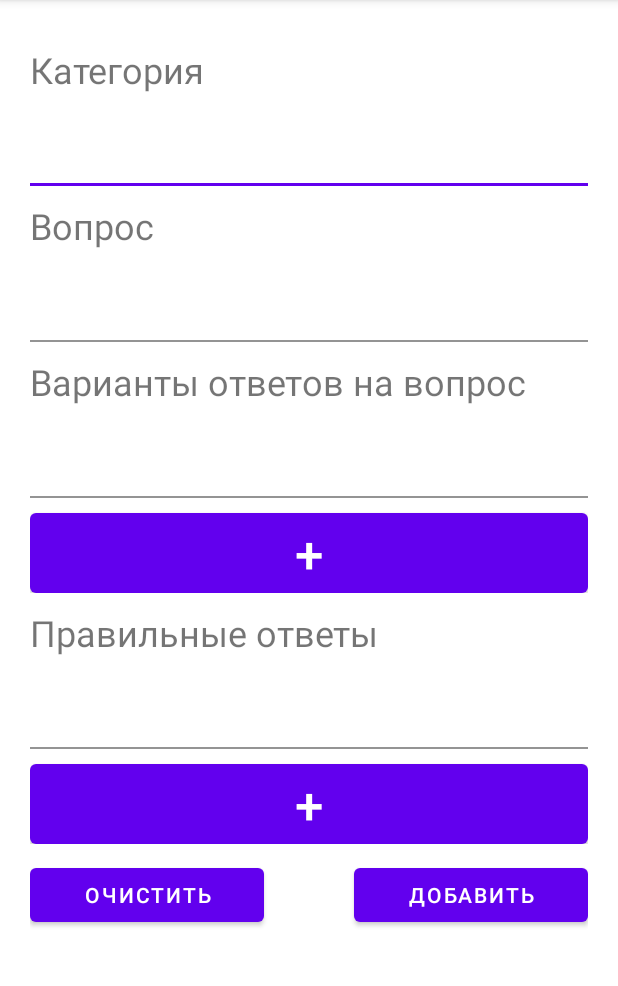
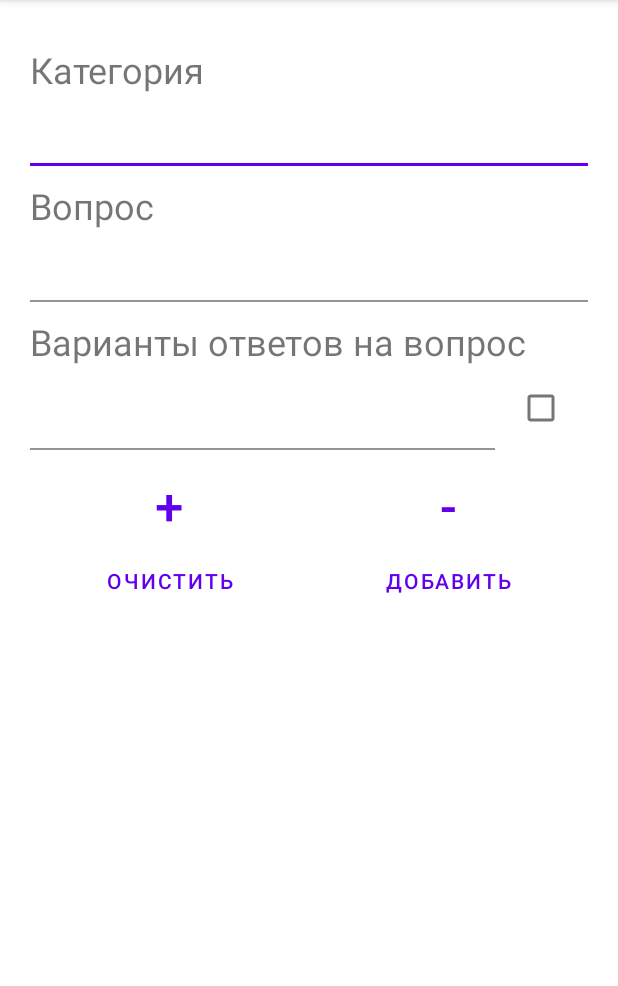
Before and after one commit to larongg/TestApp, an Android app: the fragment AddQuestionsFragment shown on its own in the app's theme, after a tap on "ОЧИСТИТЬ", on a phone screen of 412 x 824 dp, the part 84-1070 px from its top. Run offline under Robolectric (Android 15) with nearby library versions, the phone set to English and light mode, and no system bars.

```diff
--- a/app/src/main/java/com/example/testapp/ui/addquestions/AddQuestionsFragment.kt
+++ b/app/src/main/java/com/example/testapp/ui/addquestions/AddQuestionsFragment.kt
@@ -5,7 +5,6 @@ import android.util.TypedValue
 import android.view.LayoutInflater
 import android.view.View
 import android.view.ViewGroup
-import android.widget.Button
 import android.widget.LinearLayout
 import android.widget.Toast
 import androidx.core.content.ContextCompat
@@ -13,6 +12,7 @@ import androidx.fragment.app.Fragment
 import com.example.testapp.R
 import com.example.testapp.functions.TestApp
 import com.google.android.material.button.MaterialButton
+import com.google.android.material.checkbox.MaterialCheckBox
 import com.google.android.material.textfield.TextInputEditText
 import com.google.android.material.textfield.TextInputLayout
 
@@ -25,27 +25,28 @@ class AddQuestionsFragment : Fragment() {
         val view = inflater.inflate(R.layout.fragment_add_questions, container, false)
         val testApp = TestApp()
 
-        val buttonAdd = view.findViewById<Button>(R.id.add)
-        val buttonClear = view.findViewById<Button>(R.id.clear)
-        val buttonAddOption = view.findViewById<Button>(R.id.add_option)
-        val buttonAddCorrectOption = view.findViewById<Button>(R.id.add_correct_option)
-        val othersOption = view.findViewById<LinearLayout>(R.id.others_options)
-        val othersCorrectOption = view.findViewById<LinearLayout>(R.id.others_correct_options)
+        val buttonAdd = view.findViewById<MaterialButton>(R.id.add)
+        val buttonDel = view.findViewById<MaterialButton>(R.id.del_option)
+        val buttonClear = view.findViewById<MaterialButton>(R.id.clear)
+        val buttonAddOption = view.findViewById<MaterialButton>(R.id.add_option)
+        val otherOptions = view.findViewById<LinearLayout>(R.id.others_options)
         val category = view.findViewById<TextInputLayout>(R.id.category_input)
         val question = view.findViewById<TextInputLayout>(R.id.question_input)
 
+        val layouts = mutableListOf<LinearLayout>()
         val others = hashMapOf<Int, TextInputLayout>()
+        val othersChecked = hashMapOf<Int, MaterialCheckBox>()
         val option1Input = view.findViewById<TextInputLayout>(R.id.option1_input)
+        val check1 = view.findViewById<MaterialCheckBox>(R.id.option_1_check)
         others[option1Input.id] = option1Input
+        othersChecked[option1Input.id] = check1
 
-        val correctOthers = hashMapOf<Int, TextInputLayout>()
-        val correctOption1Input = view.findViewById<TextInputLayout>(R.id.correct_option1_input)
-        correctOthers[correctOption1Input.id] = correctOption1Input
 
         // Функция для показа Toast
         fun showToast(message: String) {
             Toast.makeText(requireContext(), message, Toast.LENGTH_SHORT).show()
         }
+
 
         // Функция создание нового варианта ответа
         buttonAddOption.setOnClickListener {
@@ -53,79 +54,7 @@ class AddQuestionsFragment : Fragment() {
             val newLinearLayout = LinearLayout(requireContext())
             val params = ViewGroup.MarginLayoutParams(
                 ViewGroup.LayoutParams.MATCH_PARENT,
-                ViewGroup.LayoutParams.WRAP_CONTENT
-            )
-            params.topMargin = 10
-            newLinearLayout.layoutParams = params
-            newLinearLayout.orientation = LinearLayout.HORIZONTAL
-
-            // Создаем новый TextInputLayout
-            val newTextInputLayout = TextInputLayout(requireContext())
-            newTextInputLayout.layoutParams = LinearLayout.LayoutParams(
-                LinearLayout.LayoutParams.MATCH_PARENT,
-                LinearLayout.LayoutParams.MATCH_PARENT,
-                1f
-            )
-            newTextInputLayout.id = View.generateViewId()
-
-            newTextInputLayout.boxStrokeWidth = 2
-            newTextInputLayout.boxStrokeWidthFocused = 2
-            newTextInputLayout.boxStrokeColor = ContextCompat.getColor(
-                requireContext(),
-                R.color.purple_500
-            )
-
-            // Создаем новый TextInputEditText
-            val newEditText = TextInputEditText(requireContext())
-            newEditText.layoutParams = LinearLayout.LayoutParams(
-                LinearLayout.LayoutParams.MATCH_PARENT,
-                LinearLayout.LayoutParams.MATCH_PARENT
-            )
-            newEditText.setTextSize(TypedValue.COMPLEX_UNIT_SP, 20f)
-            newEditText.setBackgroundColor(ContextCompat.getColor(requireContext(), R.color.white))
-            newEditText.isSingleLine = false
-            newEditText.maxLines = Int.MAX_VALUE
-
-
-            // Добавляем TextInputEditText в TextInputLayout
-            newTextInputLayout.addView(newEditText)
-            others[newTextInputLayout.id] = newTextInputLayout
-
-            // Создаем новую кнопку
-            val newDelButton = MaterialButton(requireContext())
-            newDelButton.layoutParams = LinearLayout.LayoutParams(
-                LinearLayout.LayoutParams.MATCH_PARENT,
-                LinearLayout.LayoutParams.MATCH_PARENT,
-                4f
-            )
-
-            newDelButton.insetBottom = 0
-            newDelButton.insetTop = 0
-            newDelButton.text = getString(R.string.del_button)
-            newDelButton.setTextSize(TypedValue.COMPLEX_UNIT_SP, 34f)
-
-            // Добавляем TextInputLayout и кнопку в новый LinearLayout
-            newLinearLayout.addView(newTextInputLayout)
-
-            newDelButton.setOnClickListener {
-                others.remove(newTextInputLayout.id)
-                val parentLayout = newLinearLayout.parent as? ViewGroup
-                parentLayout?.removeView(newLinearLayout)
-            }
-            newLinearLayout.addView(newDelButton)
-
-            // Добавляем новый LinearLayout в родительский контейнер
-            othersOption.addView(newLinearLayout)
-
-        }
-
-        // Функция создания нового верного варианта ответа
-        buttonAddCorrectOption.setOnClickListener {
-            // Создаем новый LinearLayout
-            val newLinearLayout = LinearLayout(requireContext())
-            val params = ViewGroup.MarginLayoutParams(
-                ViewGroup.LayoutParams.MATCH_PARENT,
-                ViewGroup.LayoutParams.WRAP_CONTENT
+                ViewGroup.LayoutParams.MATCH_PARENT
             )
             params.topMargin = 10
             newLinearLayout.layoutParams = params
@@ -139,8 +68,9 @@ class AddQuestionsFragment : Fragment() {
                 LinearLayout.LayoutParams.MATCH_PARENT,
                 1f
             )
+            newTextInputLayout.minimumHeight = 48
             newTextInputLayout.boxStrokeWidth = 2
-            newTextInputLayout.boxStrokeWidthFocused = 2
+            newTextInputLayout.boxStrokeWidthFocused = 3
             newTextInputLayout.boxStrokeColor = ContextCompat.getColor(
                 requireContext(),
                 R.color.purple_500
@@ -159,56 +89,57 @@ class AddQuestionsFragment : Fragment() {
             newEditText.isSingleLine = false
             newEditText.maxLines = Int.MAX_VALUE
 
-            // Добавляем TextInputEditText в TextInputLayout
-            newTextInputLayout.addView(newEditText)
-            correctOthers[newTextInputLayout.id] = newTextInputLayout
 
-            // Создаем новую кнопку
-            val newDelButton = MaterialButton(requireContext())
-            newDelButton.layoutParams = LinearLayout.LayoutParams(
+            // Создаем новый CheckBox
+            val newCheckBox = MaterialCheckBox(requireContext())
+            newCheckBox.layoutParams = LinearLayout.LayoutParams(
                 LinearLayout.LayoutParams.MATCH_PARENT,
                 LinearLayout.LayoutParams.MATCH_PARENT,
-                4f
+                5f
             )
+            newCheckBox.isChecked = false
 
-            newDelButton.insetBottom = 0
-            newDelButton.insetTop = 0
-            newDelButton.text = getString(R.string.del_button)
-            newDelButton.setTextSize(TypedValue.COMPLEX_UNIT_SP, 34f)
 
-            // Добавляем TextInputLayout и кнопку в новый LinearLayout
+            // Добавляем всё во всё
+            newTextInputLayout.addView(newEditText)
             newLinearLayout.addView(newTextInputLayout)
+            newLinearLayout.addView(newCheckBox)
+            otherOptions.addView(newLinearLayout)
+            others[newTextInputLayout.id] = newTextInputLayout
+            othersChecked[newTextInputLayout.id] = newCheckBox
+            layouts.add(newLinearLayout)
+        }
 
-            newDelButton.setOnClickListener {
-                correctOthers.remove(newTextInputLayout.id)
-                val parentLayout = newLinearLayout.parent as? ViewGroup
-                parentLayout?.removeView(newLinearLayout)
+
+        // Функция удаления последнего варианта ответа
+        buttonDel.setOnClickListener {
+            if (layouts.isNotEmpty()) {
+                otherOptions.removeView(layouts.last())
+                layouts.removeLast()
             }
-            newLinearLayout.addView(newDelButton)
+        }
 
-            // Добавляем новый LinearLayout в родительский контейнер
-            othersCorrectOption.addView(newLinearLayout)
-        }
 
         // Функция добавления карточки
         buttonAdd.setOnClickListener {
             val correctOptions = mutableListOf<String>()
-            for (key in correctOthers.keys) {
-                correctOptions.add(correctOthers[key]?.editText?.text.toString())
-            }
-            correctOptions.removeIf { it.isBlank() }
-
             val options = mutableListOf<String>()
             for (key in others.keys) {
+                if (othersChecked[key]!!.isChecked) {
+                    correctOptions.add(others[key]?.editText?.text.toString())
+                }
                 options.add(others[key]?.editText?.text.toString())
             }
             options.removeIf { it.isBlank() }
+            correctOptions.removeIf { it.isBlank() }
 
             when {
-                category.editText?.text.toString().isBlank() -> showToast("""Поле "Категория" пусто""")
+                category.editText?.text.toString()
+                    .isBlank() -> showToast("""Поле "Категория" пусто""")
+
                 question.editText?.text.toString().isBlank() -> showToast("""Поле "Вопрос" пусто""")
                 options.isEmpty() -> showToast("""Поле "Варианты ответа" не заполнено""")
-                correctOptions.isEmpty() -> showToast("""Поле "Правильные варианты ответа" не заполнено""")
+                !options.any { it in correctOptions } -> showToast("Не выбраны правильные варианты ответа")
                 else -> {
                     val added = testApp.addQuestionCard(
                         category.editText?.text.toString(),
@@ -222,18 +153,17 @@ class AddQuestionsFragment : Fragment() {
             }
         }
 
+
         // Функция очистки бланка
         buttonClear.setOnClickListener {
             others.clear()
             others[option1Input.id] = option1Input
-            correctOthers.clear()
-            correctOthers[correctOption1Input.id] = correctOption1Input
-            othersOption.removeAllViews()
-            othersCorrectOption.removeAllViews()
+            othersChecked.clear()
+            othersChecked[option1Input.id] = check1
+            otherOptions.removeAllViews()
             category.editText?.text?.clear()
             question.editText?.text?.clear()
             option1Input.editText?.text?.clear()
-            correctOption1Input.editText?.text?.clear()
 
             Toast.makeText(requireContext(), "Очищено", Toast.LENGTH_SHORT).show()
         }
--- a/app/src/main/res/layout/fragment_add_questions.xml
+++ b/app/src/main/res/layout/fragment_add_questions.xml
@@ -23,7 +23,7 @@
             <LinearLayout
                 android:id="@+id/category"
                 android:layout_width="match_parent"
-                android:layout_height="wrap_content"
+                android:layout_height="match_parent"
                 android:layout_marginTop="10dp"
                 android:orientation="vertical">
 
@@ -36,12 +36,20 @@
                 <com.google.android.material.textfield.TextInputLayout
                     android:id="@+id/category_input"
                     android:layout_width="match_parent"
-                    android:layout_height="wrap_content">
+                    android:layout_height="match_parent"
+                    android:minHeight="48dp">
 
                     <com.google.android.material.textfield.TextInputEditText
                         android:layout_width="match_parent"
-                        android:layout_height="wrap_content"
+                        android:layout_height="match_parent"
                         android:background="@color/white"
+                        android:minHeight="48dp"
+                        android:paddingStart="0dp"
+                        android:paddingLeft="0dp"
+                        android:paddingTop="0dp"
+                        android:paddingEnd="0dp"
+                        android:paddingRight="0dp"
+                        android:paddingBottom="0dp"
                         android:textSize="20sp" />
                 </com.google.android.material.textfield.TextInputLayout>
             </LinearLayout>
@@ -49,7 +57,7 @@
             <LinearLayout
                 android:id="@+id/question"
                 android:layout_width="match_parent"
-                android:layout_height="wrap_content"
+                android:layout_height="match_parent"
                 android:layout_marginTop="10dp"
                 android:orientation="vertical">
 
@@ -63,12 +71,20 @@
                 <com.google.android.material.textfield.TextInputLayout
                     android:id="@+id/question_input"
                     android:layout_width="match_parent"
-                    android:layout_height="wrap_content">
+                    android:layout_height="match_parent"
+                    android:minHeight="48dp">
 
                     <com.google.android.material.textfield.TextInputEditText
                         android:layout_width="match_parent"
-                        android:layout_height="wrap_content"
+                        android:layout_height="match_parent"
                         android:background="@color/white"
+                        android:minHeight="48dp"
+                        android:paddingStart="0dp"
+                        android:paddingLeft="0dp"
+                        android:paddingTop="0dp"
+                        android:paddingEnd="0dp"
+                        android:paddingRight="0dp"
+                        android:paddingBottom="0dp"
                         android:textSize="20sp" />
                 </com.google.android.material.textfield.TextInputLayout>
             </LinearLayout>
@@ -83,7 +99,7 @@
                 <LinearLayout
                     android:id="@+id/main_options"
                     android:layout_width="match_parent"
-                    android:layout_height="wrap_content"
+                    android:layout_height="match_parent"
                     android:orientation="vertical">
 
                     <TextView
@@ -92,86 +108,46 @@
                         android:text="@string/options"
                         android:textSize="24sp" />
 
+                    <LinearLayout
+                        android:layout_width="match_parent"
+                        android:layout_height="match_parent"
+                        android:orientation="horizontal">
+
                         <com.google.android.material.textfield.TextInputLayout
                             android:id="@+id/option1_input"
                             android:layout_width="match_parent"
-                        android:layout_height="wrap_content">
+                            android:layout_height="match_parent"
+                            android:layout_weight="1"
+                            android:minHeight="48dp">
 
                             <com.google.android.material.textfield.TextInputEditText
                                 android:layout_width="match_parent"
-                            android:layout_height="wrap_content"
+                                android:layout_height="match_parent"
                                 android:background="@color/white"
+                                android:paddingStart="0dp"
+                                android:paddingLeft="0dp"
+                                android:paddingTop="0dp"
+                                android:paddingEnd="0dp"
+                                android:paddingRight="0dp"
+                                android:paddingBottom="0dp"
                                 android:textSize="20sp" />
+
                         </com.google.android.material.textfield.TextInputLayout>
+
+                        <CheckBox
+                            android:id="@+id/option_1_check"
+                            android:layout_width="match_parent"
+                            android:layout_height="match_parent"
+                            android:layout_weight="5" />
+                    </LinearLayout>
+
                 </LinearLayout>
 
                 <LinearLayout
                     android:id="@+id/others_options"
                     android:layout_width="match_parent"
                     android:layout_height="wrap_content"
-                    android:orientation="vertical"/>
-
-                <Button
-                    android:id="@+id/add_option"
-                    android:layout_width="match_parent"
-                    android:layout_height="wrap_content"
-                    android:layout_marginTop="10dp"
-                    android:insetTop="0dp"
-                    android:insetBottom="0dp"
-                    android:text="@string/plus"
-                    android:textSize="34sp" />
-
-            </LinearLayout>
-
-            <LinearLayout
-                android:id="@+id/correct_options"
-                android:layout_width="match_parent"
-                android:layout_height="match_parent"
-                android:layout_marginTop="10dp"
-                android:orientation="vertical">
-
-                <LinearLayout
-                    android:id="@+id/main_correct_optons"
-                    android:layout_width="match_parent"
-                    android:layout_height="match_parent"
-                    android:orientation="vertical">
-
-                    <TextView
-                        android:layout_width="match_parent"
-                        android:layout_height="wrap_content"
-                        android:text="@string/correct_options"
-                        android:textSize="24sp" />
-
-                    <com.google.android.material.textfield.TextInputLayout
-                        android:id="@+id/correct_option1_input"
-                        android:layout_width="match_parent"
-                        android:layout_height="wrap_content">
-
-                        <com.google.android.material.textfield.TextInputEditText
-                            android:layout_width="match_parent"
-                            android:layout_height="wrap_content"
-                            android:background="@color/white"
-                            android:textSize="20sp" />
-                    </com.google.android.material.textfield.TextInputLayout>
-                </LinearLayout>
-
-                <LinearLayout
-                    android:id="@+id/others_correct_options"
-                    android:layout_width="match_parent"
-                    android:layout_height="match_parent"
                     android:orientation="vertical" />
-
-                <Button
-                    android:id="@+id/add_correct_option"
-                    android:layout_width="match_parent"
-                    android:layout_height="wrap_content"
-                    android:layout_marginTop="10dp"
-                    android:insetTop="0dp"
-                    android:insetBottom="0dp"
-                    android:text="@string/plus"
-                    android:textSize="34sp" />
-
-            </LinearLayout>
 
                 <LinearLayout
                     android:layout_width="match_parent"
@@ -180,21 +156,61 @@
                     android:orientation="horizontal">
 
                     <Button
-                    android:id="@+id/clear"
+                        android:id="@+id/add_option"
+                        style="?android:attr/buttonBarButtonStyle"
                         android:layout_width="wrap_content"
                         android:layout_height="wrap_content"
-                    android:layout_marginRight="30dp"
                         android:layout_weight="1"
+                        android:background="@color/purple_500"
+                        android:insetTop="0dp"
+                        android:insetBottom="0dp"
+                        android:text="@string/plus"
+                        android:textSize="34sp" />
+
+                    <Button
+                        android:id="@+id/del_option"
+                        style="?android:attr/buttonBarButtonStyle"
+                        android:layout_width="wrap_content"
+                        android:layout_height="wrap_content"
+                        android:layout_weight="1"
+                        android:background="@color/purple_500"
+                        android:insetTop="0dp"
+                        android:insetBottom="0dp"
+                        android:minHeight="20dp"
+                        android:text="@string/del_button"
+                        android:textSize="34sp" />
+
+                </LinearLayout>
+
+                <LinearLayout
+                    android:layout_width="match_parent"
+                    android:layout_height="match_parent"
+                    android:orientation="horizontal">
+
+                    <Button
+                        android:id="@+id/clear"
+                        style="?android:attr/buttonBarButtonStyle"
+                        android:layout_width="wrap_content"
+                        android:layout_height="wrap_content"
+                        android:layout_weight="1"
+                        android:background="@color/purple_500"
+                        android:insetTop="0dp"
+                        android:insetBottom="0dp"
                         android:text="@string/clear"
                         android:textSize="14sp" />
 
                     <Button
                         android:id="@+id/add"
+                        style="?android:attr/buttonBarButtonStyle"
                         android:layout_width="wrap_content"
                         android:layout_height="wrap_content"
-                    android:layout_marginLeft="30dp"
                         android:layout_weight="1"
+                        android:background="@color/purple_500"
+                        android:insetTop="0dp"
+                        android:insetBottom="0dp"
                         android:text="@string/AddButton" />
+                </LinearLayout>
+
             </LinearLayout>
 
         </LinearLayout>
@@ -202,8 +218,6 @@
 
     <androidx.constraintlayout.widget.ConstraintLayout
         android:layout_width="match_parent"
-        android:layout_height="match_parent">
-
-    </androidx.constraintlayout.widget.ConstraintLayout>
+        android:layout_height="match_parent" />
 
 </FrameLayout>
```
Lines whose indentation alone changed are shown as unchanged.
